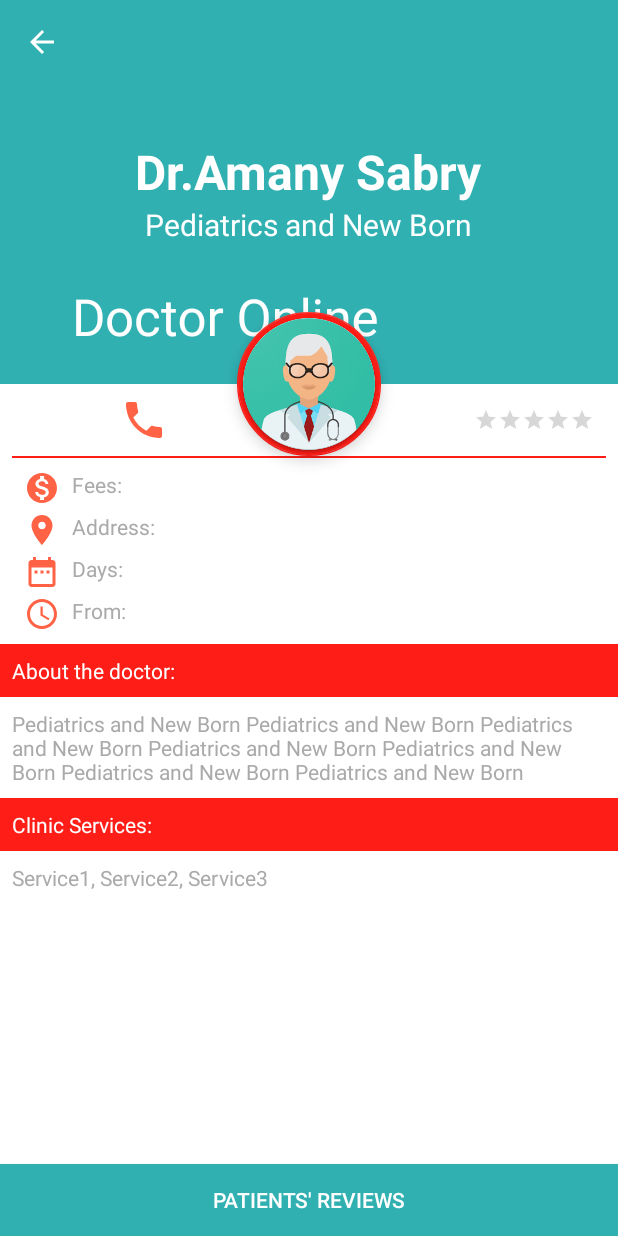
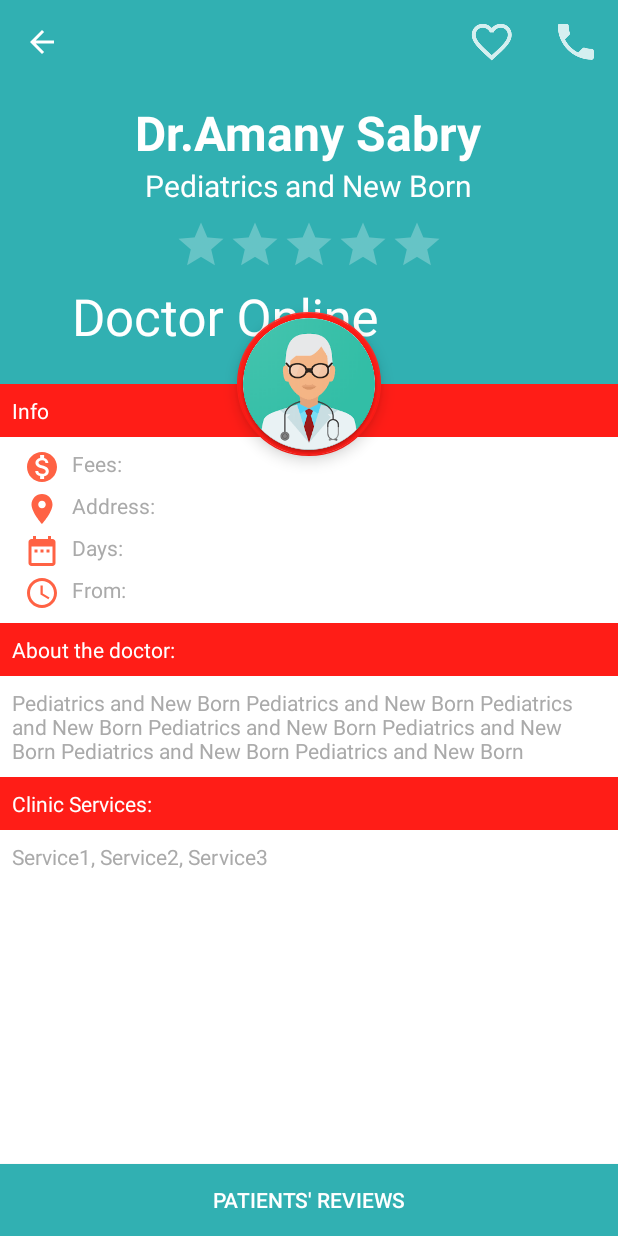
Before and after one commit to hanansabry/Capstone-Project, an Android app: the DoctorProfile screen opened directly, with no data from a screen before it, on a phone screen of 412 x 824 dp. Run offline under Robolectric (Android 15) with nearby library versions, the phone set to English and light mode, and no system bars; our stand-ins replace ButterKnife, Firebase (no records; nobody signed in at launch, a user with empty details on screens opened directly); libraries missing offline, so code that uses them is left out: com.afollestad.materialdialogs; 12 statements that could not run were skipped.

Commit message:
modify doctor profile design - fix some bugs

```diff
--- a/app/src/main/java/com/hanan/and/udacity/meetyourdoctor/activities/DoctorProfile.java
+++ b/app/src/main/java/com/hanan/and/udacity/meetyourdoctor/activities/DoctorProfile.java
@@ -13,6 +13,7 @@ import android.support.v7.app.AppCompatActivity;
 import android.os.Bundle;
 import android.support.v7.widget.Toolbar;
 import android.view.Menu;
+import android.view.MenuInflater;
 import android.view.MenuItem;
 import android.view.View;
 import android.widget.Button;
@@ -31,6 +32,7 @@ import com.google.firebase.database.DatabaseReference;
 import com.google.firebase.database.FirebaseDatabase;
 import com.google.firebase.database.ValueEventListener;
 import com.hanan.and.udacity.meetyourdoctor.R;
+import com.hanan.and.udacity.meetyourdoctor.adapters.DoctorsAdapter;
 import com.hanan.and.udacity.meetyourdoctor.model.Doctor;
 import com.hanan.and.udacity.meetyourdoctor.model.Review;
 import com.hanan.and.udacity.meetyourdoctor.utilities.FloatingActionImageView;
@@ -48,7 +50,7 @@ import static com.hanan.and.udacity.meetyourdoctor.utilities.Constants.TRUE;
 import static com.hanan.and.udacity.meetyourdoctor.utilities.Constants.USER;
 import static com.hanan.and.udacity.meetyourdoctor.utilities.Constants.USERS;
 
-public class DoctorProfile extends AppCompatActivity {
+public class DoctorProfile extends AppCompatActivity{
     private Doctor doctor;
     @BindView(R.id.doctor_name)
     TextView doctorName;
@@ -66,8 +68,8 @@ public class DoctorProfile extends AppCompatActivity {
     RatingBar ratingBar;
     @BindView(R.id.doctor_profile_image)
     FloatingActionImageView doctorProfileImage;
-    @BindView(R.id.favourite_button)
-    ImageButton favouriteBtn;
+//    @BindView(R.id.favourite_button)
+//    ImageButton favouriteBtn;
 
     List<String> phones;
 
@@ -79,6 +81,7 @@ public class DoctorProfile extends AppCompatActivity {
     private ValueEventListener favouriteDoctorsEventListener;
     private ValueEventListener reviewsEventListener;
     private float reviewsValue = 0;
+
 
     @Override
     protected void onCreate(Bundle savedInstanceState) {
@@ -93,11 +96,14 @@ public class DoctorProfile extends AppCompatActivity {
         database = FirebaseDatabase.getInstance();
         currentUser = FirebaseAuth.getInstance().getCurrentUser();
         if (currentUser != null) {
-            favouriteBtn.setVisibility(View.VISIBLE);
+//            favouriteBtn.setVisibility(View.VISIBLE);
             isDoctorFavourite();
-        } else {
-            favouriteBtn.setVisibility(View.GONE);
         }
+        invalidateOptionsMenu();
+//        else {
+//            favouriteBtn.setVisibility(View.GONE);
+//        }
+
 
         //get doctor object from activity intent
         if (getIntent().getParcelableExtra(DOCTOR) != null) {
@@ -119,15 +125,34 @@ public class DoctorProfile extends AppCompatActivity {
         ratingBar.setRating(doctor.getRating());
         phones = doctor.getPhones();
 
-        getDoctorRating();
+//        getDoctorRating();
     }
 
+    @Override
+    public boolean onCreateOptionsMenu(Menu menu) {
+        MenuInflater inflater = getMenuInflater();
+        inflater.inflate(R.menu.doctor_profile_menu, menu);
+        MenuItem favItem = menu.findItem(R.id.action_fav);
+        if(currentUser != null){
+            favItem.setVisible(true);
+        }else{
+            favItem.setVisible(false);
+        }
+        if(isFavourite){
+            favItem.setIcon(getResources().getDrawable(R.drawable.ic_favourite_white));
+        }
+        return true;
+    }
 
     @Override
     public boolean onOptionsItemSelected(MenuItem item) {
         // handle arrow click here
         if (item.getItemId() == android.R.id.home) {
             onBackPressed(); // close this activity and return to preview activity (if there is any)
+        }else if(item.getItemId() == R.id.action_fav){
+            onFavouriteClicked(item);
+        }else if(item.getItemId() == R.id.action_call){
+            onCallClicked();
         }
         return super.onOptionsItemSelected(item);
     }
@@ -167,8 +192,8 @@ public class DoctorProfile extends AppCompatActivity {
         overridePendingTransition(R.anim.slide_in_up, R.anim.slide_out_up);
     }
 
-    @OnClick(R.id.call_button)
-    public void onCallClicked(View view) {
+//    @OnClick(R.id.call_button)
+    public void onCallClicked() {
         final String[] selectedPhone = new String[1];
         selectedPhone[0] = phones.get(0);
         new MaterialDialog.Builder(this)
@@ -195,19 +220,19 @@ public class DoctorProfile extends AppCompatActivity {
                 .show();
     }
 
-    @OnClick(R.id.favourite_button)
-    public void onFavouriteClicked(View view) {
+//    @OnClick(R.id.favourite_button)
+    public void onFavouriteClicked(MenuItem item) {
         if (isFavourite) {
             //delete from favourites
             Toast.makeText(this, "Deleted from favourites", Toast.LENGTH_SHORT).show();
             isFavourite = false;
-            favouriteBtn.setImageDrawable(getResources().getDrawable(R.drawable.ic_favourite_border));
+            item.setIcon(getResources().getDrawable(R.drawable.ic_favourite_border_white));
             userRef.child(DOCTORS_NODE).child(doctor.getId()).removeValue();
         } else {
             //add to favourites
             Toast.makeText(this, "Added to favourites", Toast.LENGTH_SHORT).show();
             isFavourite = true;
-            favouriteBtn.setImageDrawable(getResources().getDrawable(R.drawable.ic_favourite_fill));
+            item.setIcon(getResources().getDrawable(R.drawable.ic_favourite_white));
             //add current doctor as favourite to current user
             userRef.child(DOCTORS_NODE).child(doctor.getId()).setValue(TRUE);
         }
@@ -221,7 +246,8 @@ public class DoctorProfile extends AppCompatActivity {
                 for (DataSnapshot favDoctor : dataSnapshot.child(DOCTORS_NODE).getChildren()) {
                     if (favDoctor.getKey().equals(doctor.getId())) {
                         isFavourite = true;
-                        favouriteBtn.setImageDrawable(getResources().getDrawable(R.drawable.ic_favourite_fill));
+//                        favouriteBtn.setImageDrawable(getResources().getDrawable(R.drawable.ic_favourite_fill));
+                        invalidateOptionsMenu();
                     }
                 }
             }
@@ -246,6 +272,7 @@ public class DoctorProfile extends AppCompatActivity {
     }
 
     public void getDoctorRating(){
+        reviewsValue = 0;
         reviewRef = database.getReference().child(REVIEWS_NODE).child(doctor.getId());
         reviewsEventListener = new ValueEventListener() {
             @Override
@@ -266,4 +293,10 @@ public class DoctorProfile extends AppCompatActivity {
         };
         reviewRef.addListenerForSingleValueEvent(reviewsEventListener);
     }
+
+    @Override
+    protected void onResume() {
+        super.onResume();
+        getDoctorRating();
+    }
 }
--- a/app/src/main/res/layout/doctor_details_layout.xml
+++ b/app/src/main/res/layout/doctor_details_layout.xml
@@ -1,6 +1,6 @@
 <LinearLayout xmlns:android="http://schemas.android.com/apk/res/android"
     android:id="@+id/details_layout"
-    android:layout_width="wrap_content"
+    android:layout_width="0dp"
     android:layout_height="wrap_content"
     android:layout_marginTop="8dp"
     android:layout_weight="2.3"
--- a/app/src/main/res/layout/doctor_list_item.xml
+++ b/app/src/main/res/layout/doctor_list_item.xml
@@ -78,7 +78,7 @@
                 android:textColor="@color/white"
                 android:layout_marginEnd="4dp"
                 android:layout_marginBottom="4dp"
-                android:layout_weight="0.7"/>
+                android:layout_weight=".7"/>
         </LinearLayout>
 
     </RelativeLayout>
--- a/app/src/main/res/layout/doctor_profile.xml
+++ b/app/src/main/res/layout/doctor_profile.xml
@@ -48,6 +48,17 @@
                     android:text="@string/specialist_name"
                     android:textColor="@android:color/white"
                     android:textSize="20sp" />
+
+                <RatingBar
+                    android:id="@+id/rating"
+                    style="?android:attr/ratingBarStyleIndicator"
+                    android:layout_width="wrap_content"
+                    android:layout_height="wrap_content"
+                    android:layout_margin="8dp"
+                    android:isIndicator="true"
+                    android:numStars="5"
+                    android:progressTint="@color/yellow"
+                    android:stepSize="1" />
 
             </LinearLayout>
 
--- a/app/src/main/res/layout/doctor_profile_content.xml
+++ b/app/src/main/res/layout/doctor_profile_content.xml
@@ -10,31 +10,31 @@
         android:layout_width="match_parent"
         android:layout_height="match_parent">
 
-        <RelativeLayout
-            android:id="@+id/content_actions"
-            android:layout_width="wrap_content"
-            android:layout_height="wrap_content"
-            android:layout_margin="8dp">
+        <!--<RelativeLayout-->
+            <!--android:id="@+id/content_actions"-->
+            <!--android:layout_width="wrap_content"-->
+            <!--android:layout_height="wrap_content"-->
+            <!--android:layout_margin="8dp">-->
 
-            <ImageButton
-                android:id="@+id/favourite_button"
-                android:layout_width="32dp"
-                android:layout_height="32dp"
-                android:layout_gravity="center|start"
-                android:layout_marginEnd="24dp"
-                android:layout_marginStart="16dp"
-                android:background="?android:selectableItemBackground"
-                android:src="@drawable/favourite_selector"
-                android:visibility="gone"/>
+            <!--<ImageButton-->
+                <!--android:id="@+id/favourite_button"-->
+                <!--android:layout_width="32dp"-->
+                <!--android:layout_height="32dp"-->
+                <!--android:layout_gravity="center|start"-->
+                <!--android:layout_marginEnd="24dp"-->
+                <!--android:layout_marginStart="16dp"-->
+                <!--android:background="?android:selectableItemBackground"-->
+                <!--android:src="@drawable/favourite_selector"-->
+                <!--android:visibility="gone"/>-->
 
-            <ImageButton
-                android:id="@+id/call_button"
-                android:layout_width="32dp"
-                android:layout_height="32dp"
-                android:layout_gravity="center|start"
-                android:layout_toEndOf="@id/favourite_button"
-                android:background="?android:selectableItemBackground"
-                android:src="@drawable/ic_call_black_24dp" />
+            <!--<ImageButton-->
+                <!--android:id="@+id/call_button"-->
+                <!--android:layout_width="32dp"-->
+                <!--android:layout_height="32dp"-->
+                <!--android:layout_gravity="center|start"-->
+                <!--android:layout_toEndOf="@id/favourite_button"-->
+                <!--android:background="?android:selectableItemBackground"-->
+                <!--android:src="@drawable/ic_call_black_24dp" />-->
 
             <!--<ImageView-->
             <!--android:layout_width="48dp"-->
@@ -42,31 +42,45 @@
             <!--android:layout_weight="1"-->
             <!--android:src="@drawable/ic_call_black_24dp"/>-->
 
-            <RatingBar
-                android:id="@+id/rating"
-                style="?android:attr/ratingBarStyleSmall"
-                android:layout_width="wrap_content"
-                android:layout_height="wrap_content"
-                android:layout_alignParentEnd="true"
-                android:layout_gravity="center|end"
-                android:layout_margin="8dp"
-                android:isIndicator="true"
-                android:numStars="5"
-                android:progressTint="@color/yellow"
-                android:stepSize="1" />
+            <!--<RatingBar-->
+                <!--android:id="@+id/rating"-->
+                <!--style="?android:attr/ratingBarStyleSmall"-->
+                <!--android:layout_width="wrap_content"-->
+                <!--android:layout_height="wrap_content"-->
+                <!--android:layout_alignParentEnd="true"-->
+                <!--android:layout_gravity="center|end"-->
+                <!--android:layout_margin="8dp"-->
+                <!--android:isIndicator="true"-->
+                <!--android:numStars="5"-->
+                <!--android:progressTint="@color/yellow"-->
+                <!--android:stepSize="1" />-->
 
 
-        </RelativeLayout>
+        <!--</RelativeLayout>-->
 
-        <View
-            android:id="@+id/line1"
+        <!--<View-->
+            <!--android:id="@+id/line1"-->
+            <!--android:layout_width="match_parent"-->
+            <!--android:layout_height="1dp"-->
+            <!--android:layout_below="@id/content_actions"-->
+            <!--android:layout_marginEnd="8dp"-->
+            <!--android:layout_marginStart="8dp"-->
+            <!--android:background="@color/secondaryLightColor" />-->
+
+        <LinearLayout
+            android:id="@+id/info_layout"
             android:layout_width="match_parent"
-            android:layout_height="1dp"
-            android:layout_below="@id/content_actions"
-            android:layout_marginEnd="8dp"
-            android:layout_marginStart="8dp"
-            android:background="@color/secondaryLightColor" />
+            android:layout_height="wrap_content"
+            android:layout_alignParentTop="true"
+            android:orientation="vertical">
 
+        <TextView
+            android:layout_width="match_parent"
+            android:layout_height="wrap_content"
+            android:background="@color/secondaryLightColor"
+            android:padding="8dp"
+            android:text="@string/info"
+            android:textColor="@color/white" />
         <include
             android:id="@+id/details"
             layout="@layout/doctor_details_layout"
@@ -74,12 +88,13 @@
             android:layout_height="wrap_content"
             android:layout_below="@id/line1"
             android:layout_margin="8dp" />
+        </LinearLayout>
 
         <LinearLayout
             android:id="@+id/about_layout"
             android:layout_width="match_parent"
             android:layout_height="wrap_content"
-            android:layout_below="@id/details"
+            android:layout_below="@id/info_layout"
             android:orientation="vertical">
 
             <TextView
--- a/app/src/main/res/values/strings.xml
+++ b/app/src/main/res/values/strings.xml
@@ -51,6 +51,7 @@
     <string name="already_a_member">Already A Member?</string>
     <string name="skip">Skip</string>
     <string name="clinic_phones">Clinic Phones</string>
+    <string name="info">Info</string>
 
     <string-array name="specialists_suggestions">
         <item>Specialist 1</item>
```
Also changed, not shown: app/src/main/java/com/hanan/and/udacity/meetyourdoctor/activities/SignupActivity.java (+11 -1 lines), app/src/main/java/com/hanan/and/udacity/meetyourdoctor/adapters/DoctorsAdapter.java (+32 -0 lines), 1 other file.
